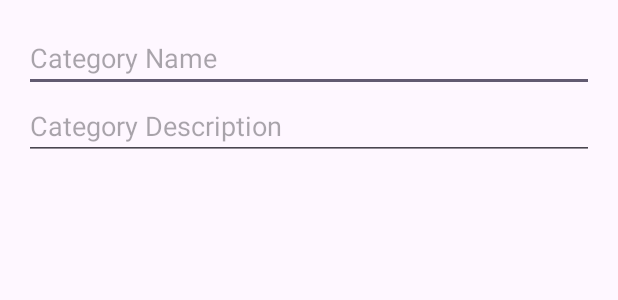
After one commit to WIAMAKIF/MyexpensesManagmentApp, an Android app: the layout dialog_edit_category.xml on its own in the app's theme, with its tools: preview values and no code run, on a phone screen of 412 x 824 dp. The commit adds this screen. Shown: the top 300 px of the screen. Run offline under Robolectric (Android 15) with nearby library versions, the phone set to English and light mode, and no system bars.

Commit message:
Update the category functionalities

```diff
--- a/app/src/main/java/com/example/myapplicationmanageexpenses/CategoryManagementActivity.java
+++ b/app/src/main/java/com/example/myapplicationmanageexpenses/CategoryManagementActivity.java
@@ -77,10 +77,14 @@ public class CategoryManagementActivity extends AppCompatActivity {
                         categoryList.clear();
                         for (DocumentSnapshot document : task.getResult()) {
                             Category category = document.toObject(Category.class);
-                            categoryList.add(category);
+                            if (category != null) {
+                                category.setId(document.getId()); // Set the document ID
+                                categoryList.add(category);
+                            }
                         }
                         categoryAdapter.notifyDataSetChanged();
                     }
                 });
     }
+
 }
--- /dev/null
+++ b/app/src/main/res/layout/dialog_edit_category.xml
@@ -0,0 +1,19 @@
+<?xml version="1.0" encoding="utf-8"?>
+<LinearLayout xmlns:android="http://schemas.android.com/apk/res/android"
+    android:layout_width="match_parent"
+    android:layout_height="wrap_content"
+    android:orientation="vertical"
+    android:padding="16dp">
+
+    <EditText
+        android:id="@+id/editTextEditCategoryName"
+        android:layout_width="match_parent"
+        android:layout_height="wrap_content"
+        android:hint="Category Name" />
+
+    <EditText
+        android:id="@+id/editTextEditCategoryDescription"
+        android:layout_width="match_parent"
+        android:layout_height="wrap_content"
+        android:hint="Category Description" />
+</LinearLayout>
--- /dev/null
+++ b/app/src/main/res/values/refs.xml
@@ -0,0 +1,2 @@
+<?xml version="1.0" encoding="utf-8"?>
+<resources></resources>
```
Also changed, not shown: app/src/main/java/com/example/myapplicationmanageexpenses/Category.java (+9 -0 lines), app/src/main/java/com/example/myapplicationmanageexpenses/CategoryAdapter.java (+66 -0 lines).
